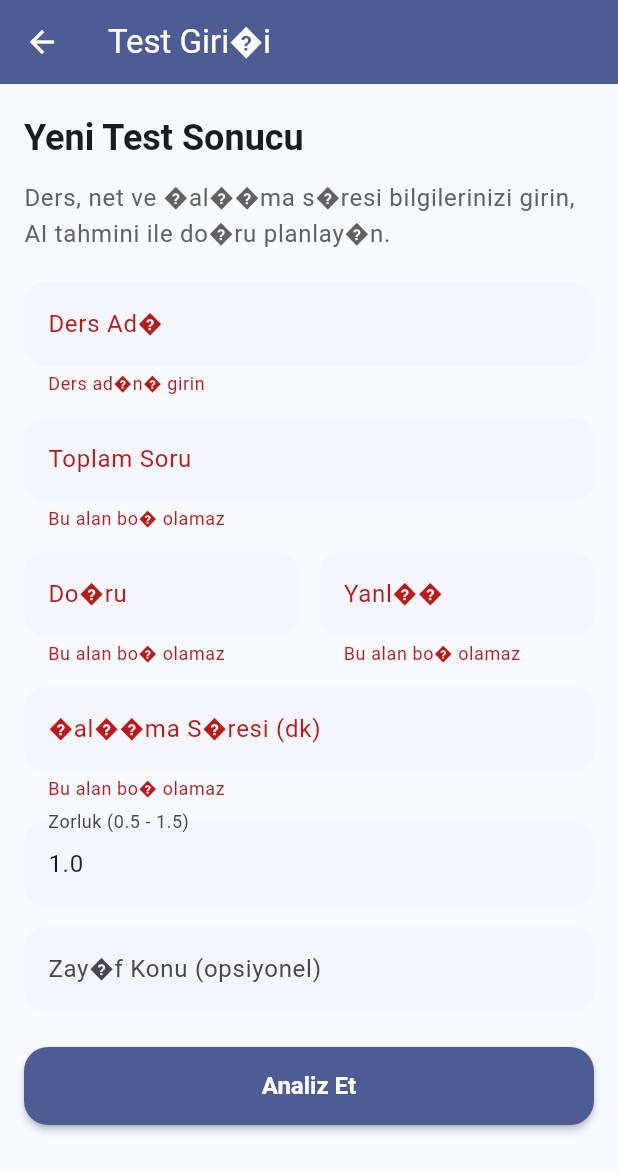
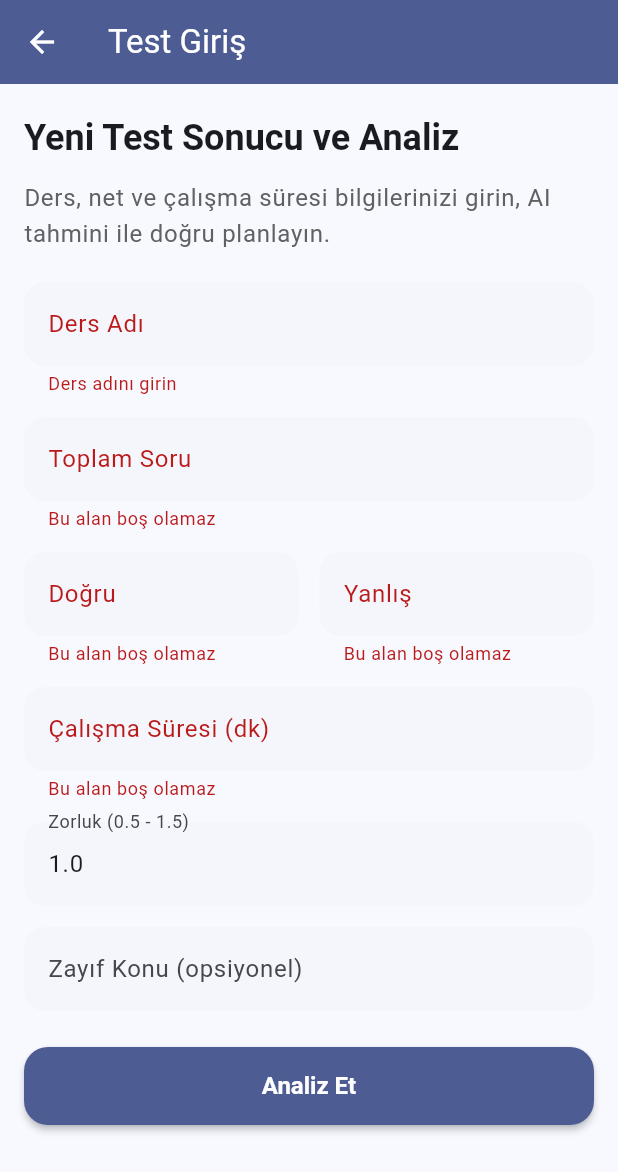
Before and after one commit to omERdem555/Personal-Study-Plan, a Flutter app: the TestInputScreen screen opened directly, after a tap on "Analiz Et", on a phone screen of 412 x 824 dp. Shown: the top 1172 px of the screen. Run offline on Flutter 3.47's test engine with Material 3 defaults, Android fonts, the phone set to English and light mode, and no system bars; our stand-ins replace fl_chart, hive, hive_flutter; accounts and stored records are empty.

Commit message:
Şuan ekran alıyorum fakat verilerin birbiri ile iletişimi eksik

```diff
--- a/study_planner_app/lib/providers/app_provider.dart
+++ b/study_planner_app/lib/providers/app_provider.dart
@@ -56,44 +56,47 @@ class AppProvider extends ChangeNotifier {
         .where((entry) => entry.value.reduce((a, b) => a + b) / entry.value.length < (_user?.targetNet ?? 0) * 0.8)
         .map((entry) => entry.key)
         .toList();
-    return weakSubjects.isEmpty ? ['Genel �al��ma temposunu koru'] : weakSubjects;
+    return weakSubjects.isEmpty ? ['Genel çalışma temposunu koru'] : weakSubjects;
   }
 
   String get dailyRecommendation {
     if (_user == null) {
-      return '�ncelikle hedef bilgilerinizi kaydedin.';
+      return 'Öncelikle hedef bilgilerinizi kaydedin.';
     }
     if (_testResults.isEmpty) {
-      return 'Bug�n bir test sonucu ekleyin, AI size en iyi plan� sunsun.';
+      return 'Bugün bir test sonucu ekleyin, AI size en iyi planı sunsun.';
     }
-    if (weakSubjects.isNotEmpty && weakSubjects.first != 'Genel �al��ma temposunu koru') {
-      return '�ncelikli olarak ${weakSubjects.take(2).join(', ')} konular�na odaklan�n.';
+    final avgStudyTime = _testResults.isNotEmpty ? (_testResults.map((r) => r.studyTime).reduce((a, b) => a + b) / _testResults.length).toStringAsFixed(0) : '0';
+    if (weakSubjects.isNotEmpty && weakSubjects.first != 'Genel çalışma temposunu koru') {
+      return 'Öncelikli olarak ${weakSubjects.take(2).join(', ')} konularına (ortalama $avgStudyTime dk) odaklanın.';
     }
     if (completionRate < 0.7) {
-      return 'Haftal�k �al��ma s�renizi art�rarak hedefe yak�nla��n.';
+      return 'Haftalık çalışma sürenizi arttırarak (şu anda $avgStudyTime dk) hedefe yaklaşın.';
     }
-    return 'Harika ilerliyorsunuz. Plan�n�za sad�k kal�n ve performans�n�z� takip edin.';
+    return 'Harika ilerliyorsunuz. Mevcut çalışma süresi ($avgStudyTime dk) ile planınıza sadık kalın.';
   }
 
   String get planSummary {
     if (_user == null) {
-      return 'Hedeflerinizi kaydedin ve AI plan�n�z� olu�turun.';
+      return 'Hedeflerinizi kaydedin ve AI planınızı oluşturun.';
     }
     if (_testResults.isEmpty) {
-      return 'Test giri�i olmadan AI plan� ki�iselle�tirmek zor. �nce bir test girin.';
+      return 'Test giriş olmadan AI planı kişiselleştirmek zor. Önce bir test girin.';
     }
-    return 'Zay�f konular�n�za daha fazla zaman ay�rarak hedef netinize ula�abilecek bir plan olu�turduk.';
+    final avgStudyTime = (_testResults.map((r) => r.studyTime).reduce((a, b) => a + b) / _testResults.length).toStringAsFixed(0);
+    return 'Zayıf konularınıza daha fazla zaman ($avgStudyTime dk) ayırarak hedef netinize ulaşabilecek bir plan oluşturduk.';
   }
 
   List<String> get recommendations {
     final list = <String>[];
     if (_user != null) {
-      list.add('G�nl�k ${targetGap.toStringAsFixed(1)} net fark�n� kapatmaya odaklan�n.');
+      list.add('Günlük ${targetGap.toStringAsFixed(1)} net farkını kapatmaya odaklanın.');
     }
-    if (weakSubjects.isNotEmpty && weakSubjects.first != 'Genel �al��ma temposunu koru') {
-      list.add('�ncelikle ${weakSubjects.take(2).join(' ve ')} konular�n� g��lendirin.');
+    final avgStudyTime = _testResults.isNotEmpty ? (_testResults.map((r) => r.studyTime).reduce((a, b) => a + b) / _testResults.length).toStringAsFixed(0) : '60';
+    if (weakSubjects.isNotEmpty && weakSubjects.first != 'Genel çalışma temposunu koru') {
+      list.add('Öncelikle ${weakSubjects.take(2).join(' ve ')} konularına günde en az $avgStudyTime dakika ayırın.');
     }
-    list.add('Her test sonras� hata analizi yaparak konular� peki�tirin.');
+    list.add('Her test sonrası hata analizi yaparak konuları pekiştirin.');
     return list;
   }
 
--- a/study_planner_app/lib/screens/test_input_screen.dart
+++ b/study_planner_app/lib/screens/test_input_screen.dart
@@ -58,7 +58,7 @@ class _TestInputScreenState extends State<TestInputScreen> {
       setState(() => _predictedNet = (result['predicted_net'] as num).toDouble());
     } catch (error) {
       if (mounted) {
-        ScaffoldMessenger.of(context).showSnackBar(SnackBar(content: Text('Analiz hatas�: $error')));
+        ScaffoldMessenger.of(context).showSnackBar(SnackBar(content: Text('Analiz hatası: $error')));
       }
     } finally {
       if (mounted) setState(() => _isLoading = false);
@@ -86,7 +86,7 @@ class _TestInputScreenState extends State<TestInputScreen> {
 
     await context.read<AppProvider>().addTestResult(result);
     if (!mounted) return;
-    ScaffoldMessenger.of(context).showSnackBar(const SnackBar(content: Text('Test sonucu kaydedildi')));
+    ScaffoldMessenger.of(context).showSnackBar(const SnackBar(content: Text('Test sonucu kaydedildi. Çalışma süresi ve zorluk verileri kaydedildi.')));
     _clearForm();
   }
 
@@ -104,7 +104,7 @@ class _TestInputScreenState extends State<TestInputScreen> {
   @override
   Widget build(BuildContext context) {
     return Scaffold(
-      appBar: AppBar(title: const Text('Test Giri�i')),
+      appBar: AppBar(title: const Text('Test Giriş')),
       body: SingleChildScrollView(
         padding: const EdgeInsets.symmetric(horizontal: 16, vertical: 20),
         child: Form(
@@ -112,29 +112,29 @@ class _TestInputScreenState extends State<TestInputScreen> {
           child: Column(
             crossAxisAlignment: CrossAxisAlignment.start,
             children: [
-              Text('Yeni Test Sonucu', style: Theme.of(context).textTheme.headlineSmall?.copyWith(fontWeight: FontWeight.w700)),
+              Text('Yeni Test Sonucu ve Analiz', style: Theme.of(context).textTheme.headlineSmall?.copyWith(fontWeight: FontWeight.w700)),
               const SizedBox(height: 12),
-              Text('Ders, net ve �al��ma s�resi bilgilerinizi girin, AI tahmini ile do�ru planlay�n.', style: Theme.of(context).textTheme.bodyLarge?.copyWith(color: Colors.grey[700])),
+              Text('Ders, net ve çalışma süresi bilgilerinizi girin, AI tahmini ile doğru planlayın.', style: Theme.of(context).textTheme.bodyLarge?.copyWith(color: Colors.grey[700])),
               const SizedBox(height: 20),
-              TextFormField(controller: _subjectController, decoration: const InputDecoration(labelText: 'Ders Ad�'), validator: (value) => (value?.isEmpty ?? true) ? 'Ders ad�n� girin' : null),
+              TextFormField(controller: _subjectController, decoration: const InputDecoration(labelText: 'Ders Adı'), validator: (value) => (value?.isEmpty ?? true) ? 'Ders adını girin' : null),
               const SizedBox(height: 14),
               TextFormField(controller: _totalQuestionsController, decoration: const InputDecoration(labelText: 'Toplam Soru'), keyboardType: TextInputType.number, validator: _validatePositiveInt),
               const SizedBox(height: 14),
               Row(
                 children: [
-                  Expanded(child: TextFormField(controller: _correctController, decoration: const InputDecoration(labelText: 'Do�ru'), keyboardType: TextInputType.number, validator: _validateNonNegativeInt)),
+                  Expanded(child: TextFormField(controller: _correctController, decoration: const InputDecoration(labelText: 'Doğru'), keyboardType: TextInputType.number, validator: _validateNonNegativeInt)),
                   const SizedBox(width: 14),
-                  Expanded(child: TextFormField(controller: _wrongController, decoration: const InputDecoration(labelText: 'Yanl��'), keyboardType: TextInputType.number, validator: _validateNonNegativeInt)),
+                  Expanded(child: TextFormField(controller: _wrongController, decoration: const InputDecoration(labelText: 'Yanlış'), keyboardType: TextInputType.number, validator: _validateNonNegativeInt)),
                 ],
               ),
               const SizedBox(height: 14),
-              TextFormField(controller: _studyTimeController, decoration: const InputDecoration(labelText: '�al��ma S�resi (dk)'), keyboardType: TextInputType.number, validator: _validatePositiveInt),
+              TextFormField(controller: _studyTimeController, decoration: const InputDecoration(labelText: 'Çalışma Süresi (dk)'), keyboardType: TextInputType.number, validator: _validatePositiveInt),
               const SizedBox(height: 14),
               TextFormField(controller: _difficultyController, decoration: const InputDecoration(labelText: 'Zorluk (0.5 - 1.5)'), keyboardType: TextInputType.number, validator: _validateDifficulty),
               const SizedBox(height: 14),
-              TextFormField(controller: _weaknessController, decoration: const InputDecoration(labelText: 'Zay�f Konu (opsiyonel)'), keyboardType: TextInputType.text),
+              TextFormField(controller: _weaknessController, decoration: const InputDecoration(labelText: 'Zayıf Konu (opsiyonel)'), keyboardType: TextInputType.text),
               const SizedBox(height: 24),
-              _predictedNet == null ? PrimaryButton(label: 'Analiz Et', onTap: _analyze, isLoading: _isLoading) : PrimaryButton(label: 'Sonucu Kaydet', onTap: _saveResult, isLoading: _isLoading),
+              _predictedNet == null ? PrimaryButton(label: 'Analiz Et', onTap: _analyze, isLoading: _isLoading) : PrimaryButton(label: 'Sonucu Kaydet (${_studyTimeController.text} dk)', onTap: _saveResult, isLoading: _isLoading),
               if (_predictedNet != null) ...[
                 const SizedBox(height: 22),
                 Card(
@@ -145,11 +145,31 @@ class _TestInputScreenState extends State<TestInputScreen> {
                     child: Column(
                       crossAxisAlignment: CrossAxisAlignment.start,
                       children: [
-                        Text('Tahmini Net', style: Theme.of(context).textTheme.titleMedium?.copyWith(fontWeight: FontWeight.w700)),
+                        Text('Tahmini Sonuç', style: Theme.of(context).textTheme.titleMedium?.copyWith(fontWeight: FontWeight.w700)),
                         const SizedBox(height: 12),
-                        Text(_predictedNet!.toStringAsFixed(1), style: Theme.of(context).textTheme.headlineSmall?.copyWith(color: Theme.of(context).colorScheme.primary, fontWeight: FontWeight.bold)),
+                        Row(
+                          mainAxisAlignment: MainAxisAlignment.spaceBetween,
+                          children: [
+                            Column(
+                              crossAxisAlignment: CrossAxisAlignment.start,
+                              children: [
+                                Text('Tahmin Edilen Net', style: Theme.of(context).textTheme.bodySmall?.copyWith(color: Colors.grey[600])),
+                                Text(_predictedNet!.toStringAsFixed(1), style: Theme.of(context).textTheme.headlineSmall?.copyWith(color: Theme.of(context).colorScheme.primary, fontWeight: FontWeight.bold)),
+                              ],
+                            ),
+                            Column(
+                              crossAxisAlignment: CrossAxisAlignment.end,
+                              children: [
+                                Text('Çalışma Süresi', style: Theme.of(context).textTheme.bodySmall?.copyWith(color: Colors.grey[600])),
+                                Text('${_studyTimeController.text} dk', style: Theme.of(context).textTheme.headlineSmall?.copyWith(color: Theme.of(context).colorScheme.secondary, fontWeight: FontWeight.bold)),
+                              ],
+                            ),
+                          ],
+                        ),
                         const SizedBox(height: 12),
-                        Text('Y�ksek do�ruluk hedefli bir plan i�in sonucu kaydedin.', style: Theme.of(context).textTheme.bodyMedium?.copyWith(color: Colors.grey[700])),
+                        Text('${_studyTimeController.text} dakika çalışma ile tahmin edilen netiniz: ${_predictedNet!.toStringAsFixed(1)}', style: Theme.of(context).textTheme.bodyMedium?.copyWith(color: Colors.grey[700])),
+                        const SizedBox(height: 8),
+                        Text('Yüksek doğruluk hedefli bir plan için sonucu kaydedin.', style: Theme.of(context).textTheme.bodySmall?.copyWith(color: Colors.grey[600])),
                       ],
                     ),
                   ),
@@ -163,23 +183,23 @@ class _TestInputScreenState extends State<TestInputScreen> {
   }
 
   String? _validatePositiveInt(String? value) {
-    if (value?.isEmpty ?? true) return 'Bu alan bo� olamaz';
+    if (value?.isEmpty ?? true) return 'Bu alan boş olamaz';
     final number = int.tryParse(value!);
-    if (number == null || number <= 0) return 'Pozitif bir say� girin';
+    if (number == null || number <= 0) return 'Pozitif bir sayı girin';
     return null;
   }
 
   String? _validateNonNegativeInt(String? value) {
-    if (value?.isEmpty ?? true) return 'Bu alan bo� olamaz';
+    if (value?.isEmpty ?? true) return 'Bu alan boş olamaz';
     final number = int.tryParse(value!);
-    if (number == null || number < 0) return 'Ge�erli bir say� girin';
+    if (number == null || number < 0) return 'Geçerli bir sayı girin';
     return null;
   }
 
   String? _validateDifficulty(String? value) {
-    if (value?.isEmpty ?? true) return 'Bu alan bo� olamaz';
+    if (value?.isEmpty ?? true) return 'Bu alan boş olamaz';
     final number = double.tryParse(value!);
-    if (number == null || number < 0.5 || number > 1.5) return '0.5 - 1.5 aras� de�er girin';
+    if (number == null || number < 0.5 || number > 1.5) return '0.5 - 1.5 arası değer girin';
     return null;
   }
 }
--- a/study_planner_app/lib/services/api_service.dart
+++ b/study_planner_app/lib/services/api_service.dart
@@ -2,7 +2,8 @@ import 'dart:convert';
 import 'package:http/http.dart' as http;
 
 class ApiService {
-  static const String baseUrl = "http://127.0.0.1:8000";
+  // Use localhost for Flutter web and local backend communication.
+  static const String baseUrl = "http://localhost:8000";
 
   static Future<Map<String, dynamic>> getPrediction({
     required String subject,
```
Also changed, not shown: study_planner_app/lib/screens/onboarding_screen.dart (+8 -8 lines), study_planner_app/lib/screens/reports_screen.dart (+23 -19 lines), study_planner_app/lib/screens/settings_screen.dart (+10 -10 lines), 1 other file.
